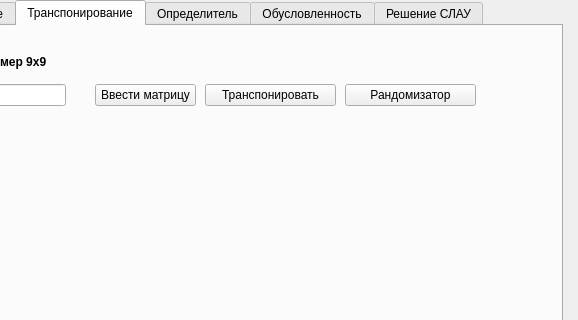
The window that calc_ui.ui (SMALA-comand/Matrix_calculator) describes before a commit, drawn with Qt 5; both pictures show x 137 to 715 and y 0 to 320 of the 715 by 525 pixel window.
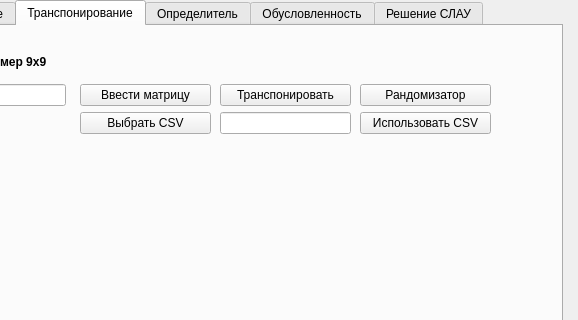
The same window after the commit. The open tabs and pages were chosen to show the change.

Commit message: Добавил поддержку CSV

```diff
--- a/calc_ui.ui
+++ b/calc_ui.ui
@@ -182,9 +182,9 @@
      <widget class="QPushButton" name="pushButton_3">
       <property name="geometry">
        <rect>
-        <x>230</x>
+        <x>215</x>
         <y>58</y>
-        <width>101</width>
+        <width>131</width>
         <height>22</height>
        </rect>
       </property>
@@ -198,7 +198,7 @@
      <widget class="QPushButton" name="pushButton_4">
       <property name="geometry">
        <rect>
-        <x>340</x>
+        <x>355</x>
         <y>58</y>
         <width>131</width>
         <height>22</height>
@@ -214,7 +214,7 @@
      <widget class="QPushButton" name="pushButton_9">
       <property name="geometry">
        <rect>
-        <x>480</x>
+        <x>495</x>
         <y>58</y>
         <width>131</width>
         <height>22</height>
@@ -227,6 +227,48 @@
        <string>Рандомизатор</string>
       </property>
      </widget>
+     <widget class="QPushButton" name="pushButton_13">
+      <property name="geometry">
+       <rect>
+        <x>215</x>
+        <y>86</y>
+        <width>131</width>
+        <height>22</height>
+       </rect>
+      </property>
+      <property name="acceptDrops">
+       <bool>false</bool>
+      </property>
+      <property name="text">
+       <string>Выбрать CSV</string>
+      </property>
+     </widget>
+     <widget class="QLineEdit" name="lineEdit_7">
+      <property name="geometry">
+       <rect>
+        <x>355</x>
+        <y>86</y>
+        <width>131</width>
+        <height>22</height>
+       </rect>
+      </property>
+     </widget>
+     <widget class="QPushButton" name="pushButton_14">
+      <property name="geometry">
+       <rect>
+        <x>495</x>
+        <y>86</y>
+        <width>131</width>
+        <height>22</height>
+       </rect>
+      </property>
+      <property name="acceptDrops">
+       <bool>false</bool>
+      </property>
+      <property name="text">
+       <string>Использовать CSV</string>
+      </property>
+     </widget>
     </widget>
     <widget class="QWidget" name="tab3">
      <attribute name="title">
```
Left out of the diff: 138 changed lines with no effect on the pictures.
